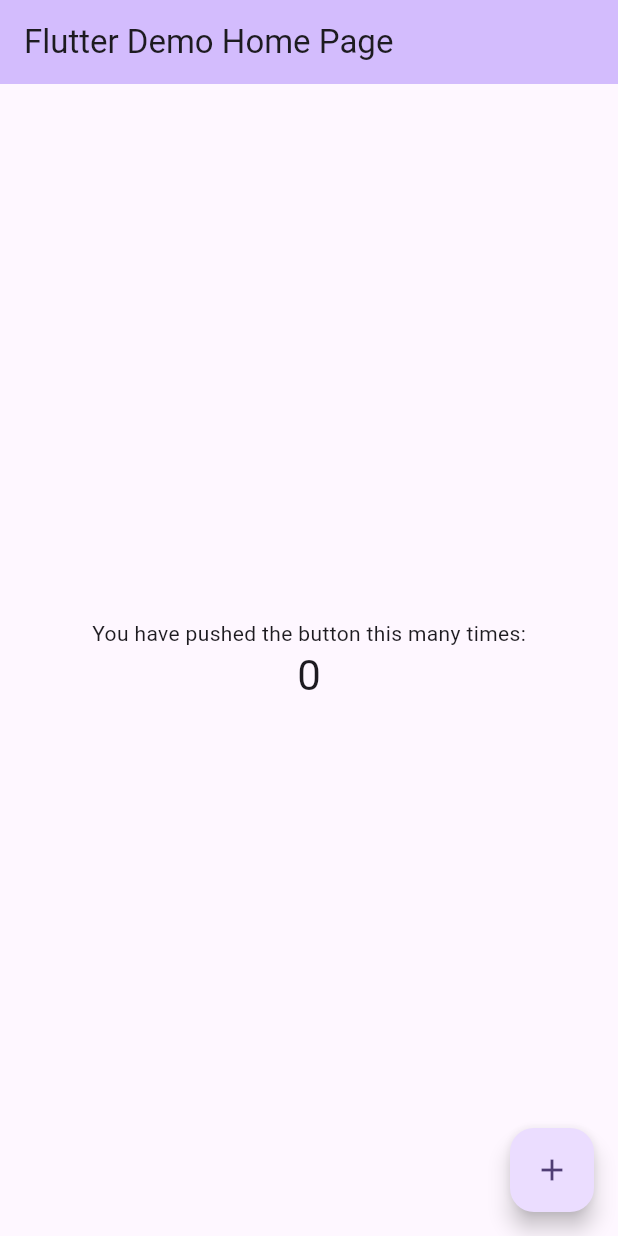
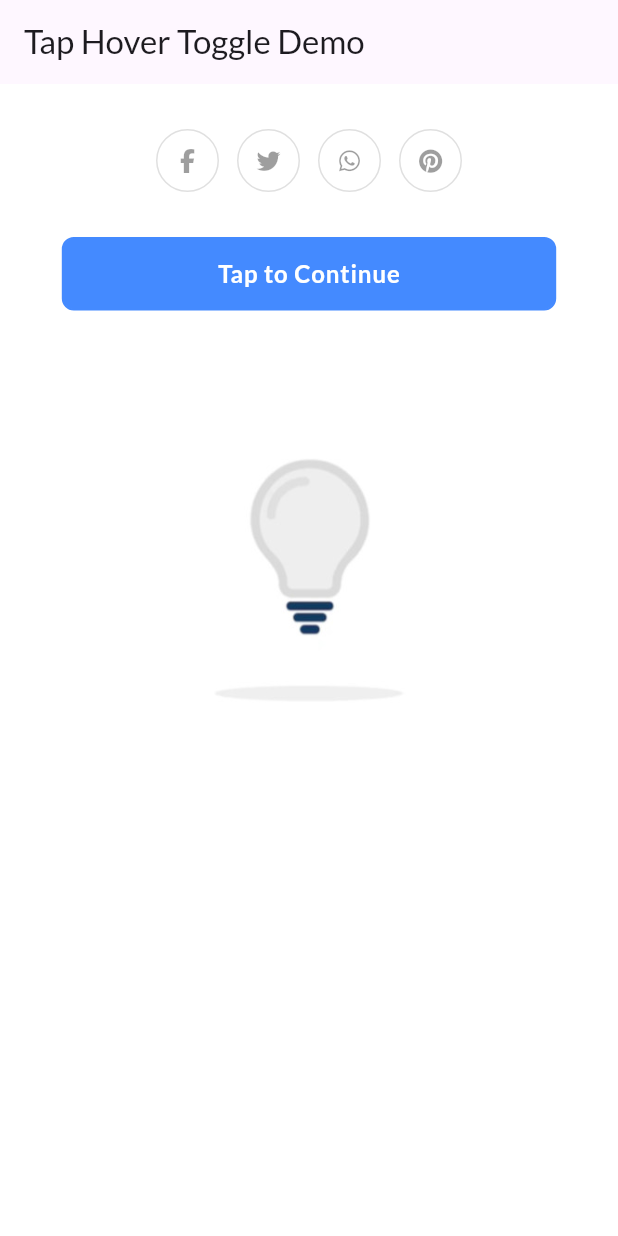
Before and after one commit to nishalsehan/tap_hover_toggle, a Flutter app: the screen it shows after launch, on a phone screen of 412 x 824 dp. Run offline on Flutter 3.47's test engine with Material 2 defaults, Android fonts, the phone set to English and light mode, and no system bars; our stand-ins replace font_awesome_flutter, google_fonts.

Commit message:
example project implemented

```diff
--- a/example/lib/main.dart
+++ b/example/lib/main.dart
@@ -1,4 +1,7 @@
 import 'package:flutter/material.dart';
+import 'package:font_awesome_flutter/font_awesome_flutter.dart';
+import 'package:google_fonts/google_fonts.dart';
+import 'package:tap_hover_toggle/tap_hover_toggle.dart';
 
 void main() {
   runApp(const MyApp());
@@ -11,43 +14,19 @@ class MyApp extends StatelessWidget {
   @override
   Widget build(BuildContext context) {
     return MaterialApp(
-      title: 'Flutter Demo',
+      title: 'Tap Hover Toggle Example',
+      debugShowCheckedModeBanner: false,
       theme: ThemeData(
-        // This is the theme of your application.
-        //
-        // TRY THIS: Try running your application with "flutter run". You'll see
-        // the application has a blue toolbar. Then, without quitting the app,
-        // try changing the seedColor in the colorScheme below to Colors.green
-        // and then invoke "hot reload" (save your changes or press the "hot
-        // reload" button in a Flutter-supported IDE, or press "r" if you used
-        // the command line to start the app).
-        //
-        // Notice that the counter didn't reset back to zero; the application
-        // state is not lost during the reload. To reset the state, use hot
-        // restart instead.
-        //
-        // This works for code too, not just values: Most code changes can be
-        // tested with just a hot reload.
-        colorScheme: ColorScheme.fromSeed(seedColor: Colors.deepPurple),
         useMaterial3: true,
+        textTheme: GoogleFonts.latoTextTheme()
       ),
-      home: const MyHomePage(title: 'Flutter Demo Home Page'),
+      home: const MyHomePage(title: 'Tap Hover Toggle Demo'),
     );
   }
 }
 
 class MyHomePage extends StatefulWidget {
   const MyHomePage({super.key, required this.title});
-
-  // This widget is the home page of your application. It is stateful, meaning
-  // that it has a State object (defined below) that contains fields that affect
-  // how it looks.
-
-  // This class is the configuration for the state. It holds the values (in this
-  // case the title) provided by the parent (in this case the App widget) and
-  // used by the build method of the State. Fields in a Widget subclass are
-  // always marked "final".
-
   final String title;
 
   @override
@@ -55,71 +34,160 @@ class MyHomePage extends StatefulWidget {
 }
 
 class _MyHomePageState extends State<MyHomePage> {
-  int _counter = 0;
-
-  void _incrementCounter() {
-    setState(() {
-      // This call to setState tells the Flutter framework that something has
-      // changed in this State, which causes it to rerun the build method below
-      // so that the display can reflect the updated values. If we changed
-      // _counter without calling setState(), then the build method would not be
-      // called again, and so nothing would appear to happen.
-      _counter++;
-    });
-  }
 
   @override
   Widget build(BuildContext context) {
-    // This method is rerun every time setState is called, for instance as done
-    // by the _incrementCounter method above.
-    //
-    // The Flutter framework has been optimized to make rerunning build methods
-    // fast, so that you can just rebuild anything that needs updating rather
-    // than having to individually change instances of widgets.
+    final size = MediaQuery.of(context).size;
     return Scaffold(
+      backgroundColor: Colors.white,
       appBar: AppBar(
-        // TRY THIS: Try changing the color here to a specific color (to
-        // Colors.amber, perhaps?) and trigger a hot reload to see the AppBar
-        // change color while the other colors stay the same.
-        backgroundColor: Theme.of(context).colorScheme.inversePrimary,
-        // Here we take the value from the MyHomePage object that was created by
-        // the App.build method, and use it to set our appbar title.
         title: Text(widget.title),
       ),
-      body: Center(
-        // Center is a layout widget. It takes a single child and positions it
-        // in the middle of the parent.
-        child: Column(
-          // Column is also a layout widget. It takes a list of children and
-          // arranges them vertically. By default, it sizes itself to fit its
-          // children horizontally, and tries to be as tall as its parent.
-          //
-          // Column has various properties to control how it sizes itself and
-          // how it positions its children. Here we use mainAxisAlignment to
-          // center the children vertically; the main axis here is the vertical
-          // axis because Columns are vertical (the cross axis would be
-          // horizontal).
-          //
-          // TRY THIS: Invoke "debug painting" (choose the "Toggle Debug Paint"
-          // action in the IDE, or press "p" in the console), to see the
-          // wireframe for each widget.
-          mainAxisAlignment: MainAxisAlignment.center,
-          children: <Widget>[
-            const Text(
-              'You have pushed the button this many times:',
+      body: Column(
+        children: [
+          const SizedBox(height: 30),
+          Row(
+            mainAxisAlignment: MainAxisAlignment.center,
+            children: [
+              TapHoverToggle(
+                builder: (isHoverOrTap){
+                  return Container(
+                    decoration: BoxDecoration(
+                        shape: BoxShape.circle,
+                        color: isHoverOrTap?const Color(0xFF4267B2):Colors.white,
+                        border: Border.all(
+                            color:  isHoverOrTap?const Color(0xFF4267B2):Colors.black12,
+                            width: 1
+                        )
+                    ),
+                    padding: const EdgeInsets.all(12),
+                    child: Icon(
+                        FontAwesomeIcons.facebookF,
+                        size: 16,
+                        color:  isHoverOrTap?Colors.white:Colors.black38
+                    ),
+                  );
+                },
+              ),
+              const SizedBox(
+                width: 12,
+              ),
+              TapHoverToggle(
+                builder: (isHoverOrTap){
+                  return Container(
+                    decoration: BoxDecoration(
+                        shape: BoxShape.circle,
+                        color: isHoverOrTap?const Color(0xFF1DA1F2):Colors.white,
+                        border: Border.all(
+                            color:  isHoverOrTap?const Color(0xFF1DA1F2):Colors.black12,
+                            width: 1
+                        )
+                    ),
+                    padding: const EdgeInsets.all(12),
+                    child: Icon(
+                        FontAwesomeIcons.twitter,
+                        size: 16,
+                        color:  isHoverOrTap?Colors.white:Colors.black38
+                    ),
+                  );
+                },
+              ),
+              const SizedBox(
+                width: 12,
+              ),
+              TapHoverToggle(
+                builder: (isHoverOrTap){
+                  return Container(
+                    decoration: BoxDecoration(
+                        shape: BoxShape.circle,
+                        color: isHoverOrTap?const Color(0xFF25D366):Colors.white,
+                        border: Border.all(
+                            color:  isHoverOrTap?const Color(0xFF25D366):Colors.black12,
+                            width: 1
+                        )
+                    ),
+                    padding: const EdgeInsets.all(12),
+                    child: Icon(
+                        FontAwesomeIcons.whatsapp,
+                        size: 16,
+                        color:  isHoverOrTap?Colors.white:Colors.black38
+                    ),
+                  );
+                },
+              ),
+              const SizedBox(
+                width: 12,
+              ),
+              TapHoverToggle(
+                builder: (isHoverOrTap){
+                  return Container(
+                    decoration: BoxDecoration(
+                        shape: BoxShape.circle,
+                        color: isHoverOrTap?const Color(0xFFE60023):Colors.white,
+                        border: Border.all(
+                            color:  isHoverOrTap?const Color(0xFFE60023):Colors.black12,
+                            width: 1
+                        )
+                    ),
+                    padding: const EdgeInsets.all(12),
+                    child: Icon(
+                        FontAwesomeIcons.pinterest,
+                        size: 16,
+                        color:  isHoverOrTap?Colors.white:Colors.black38
+                    ),
+                  );
+                },
+              ),
+            ],
+          ),
+          const SizedBox(height: 30),
+          SizedBox(
+            width: size.width*0.8,
+            child: TapHoverToggle(
+              builder: (isHoverOrTap){
+                return Container(
+                    decoration: BoxDecoration(
+                        borderRadius: const BorderRadius.all(Radius.circular(8)),
+                        color:  isHoverOrTap?null: Colors.blueAccent,
+                        border: Border.all(
+                            color: Colors.blueAccent,
+                            width: 1.5
+                        )
+                    ),
+                    padding: const EdgeInsets.symmetric(vertical: 12),
+                    child: Row(
+                      mainAxisAlignment: MainAxisAlignment.center,
+                      children: [
+                        Text(
+                            "Tap to Continue",
+                            textAlign: TextAlign.center,
+                            style: Theme.of(context).textTheme.titleMedium!.copyWith(
+                                letterSpacing: 0.6,
+                                fontWeight: FontWeight.w700,
+                                color: isHoverOrTap?Colors.blueAccent:Colors.white,
+                                height: 1.4
+                            )
+                        ),
+                      ],
+                    )
+                );
+              },
             ),
-            Text(
-              '$_counter',
-              style: Theme.of(context).textTheme.headlineMedium,
+          ),
+          const SizedBox(height: 24),
+          SizedBox(
+            width: size.width*0.8,
+            child: TapHoverToggle(
+              builder: (isHoverOrTap){
+                return Image(
+                  image: AssetImage(isHoverOrTap?'assets/images/bulb_on.JPEG':'assets/images/bulb_off.JPEG'),
+                  height: size.height*0.3,
+                );
+              },
             ),
-          ],
-        ),
+          ),
+        ],
       ),
-      floatingActionButton: FloatingActionButton(
-        onPressed: _incrementCounter,
-        tooltip: 'Increment',
-        child: const Icon(Icons.add),
-      ), // This trailing comma makes auto-formatting nicer for build methods.
     );
   }
 }
--- a/lib/tap_hover_toggle.dart
+++ b/lib/tap_hover_toggle.dart
@@ -3,7 +3,7 @@ library tap_hover_toggle;
 import 'package:flutter/material.dart';
 
 class TapHoverToggle extends StatefulWidget{
-  final Widget Function(bool) builder;
+  final Widget Function(bool isHoverOrTap) builder;
   final void Function()? onClick;
   const TapHoverToggle({super.key, required this.builder, this.onClick});
 
@@ -13,39 +13,42 @@ class TapHoverToggle extends StatefulWidget{
 
 class TapHoverToggleState extends State<TapHoverToggle>{
 
-  bool hover = false;
+  bool isHoverOrTap = false;
 
   @override
   Widget build(BuildContext context) {
     return InkWell(
       onTap: widget.onClick,
+      splashColor: Colors.transparent,
+      highlightColor: Colors.transparent,
+      hoverColor: Colors.transparent,
       onTapUp: (event){
         setState((){
-          hover = false;
+          isHoverOrTap = false;
         });
       },
       onTapDown: (event){
         setState((){
-          hover = true;
+          isHoverOrTap = true;
         });
       },
       onTapCancel: (){
         setState((){
-          hover = false;
+          isHoverOrTap = false;
         });
       },
       child: MouseRegion(
           onEnter: (event){
             setState((){
-              hover = true;
+              isHoverOrTap = true;
             });
           },
           onExit: (event){
             setState((){
-              hover = false;
+              isHoverOrTap = false;
             });
           },
-          child: widget.builder(hover)
+          child: widget.builder(isHoverOrTap)
       ),
     );
   }
--- a/pubspec.yaml
+++ b/pubspec.yaml
@@ -1,7 +1,7 @@
 name: tap_hover_toggle
-description: A new Flutter package project.
+description: The TapHoverToggle Flutter plugin is a versatile solution for interactive UI elements with can listen on tap and hover functionality.
 version: 0.0.1
-homepage:
+homepage: https://github.com/nishalsehan/tap_hover_toggle
 
 environment:
   sdk: '>=2.18.0 <4.0.0'
```
Also changed, not shown: example/pubspec.yaml (+8 -5 lines), example/assets/images/bulb_off.JPEG (added), example/assets/images/bulb_on.JPEG (added), example/pubspec.lock, 10 other files.
